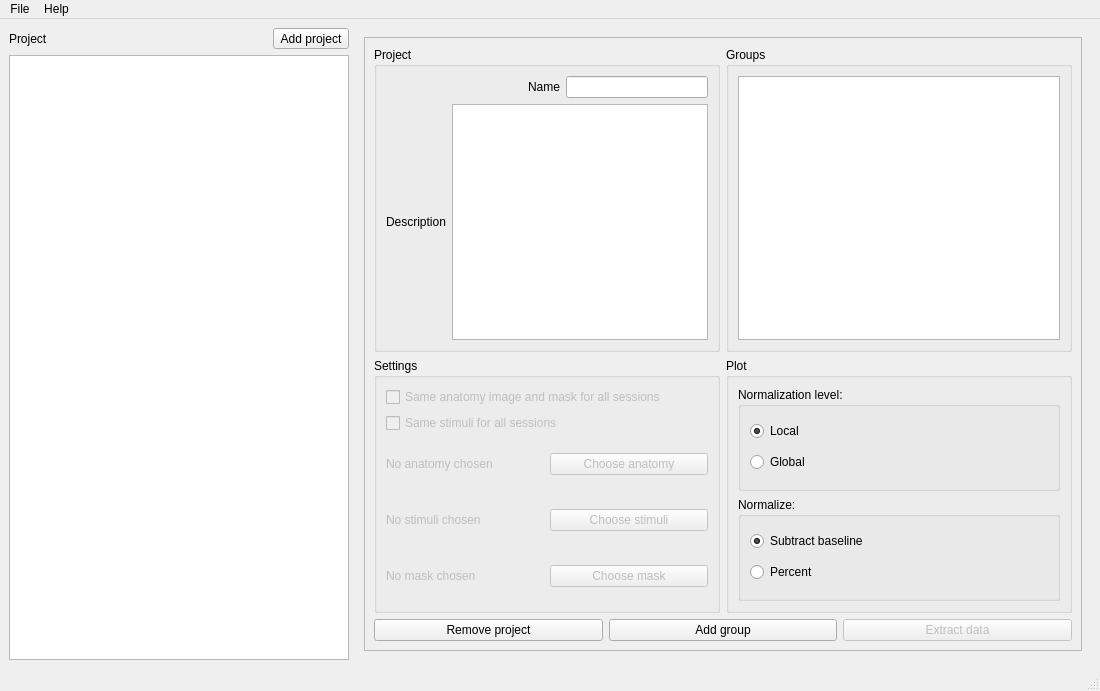
Before: the Qt Designer form src/ui/mainwindow.ui in pfechd/jabe, drawn with Qt 5.
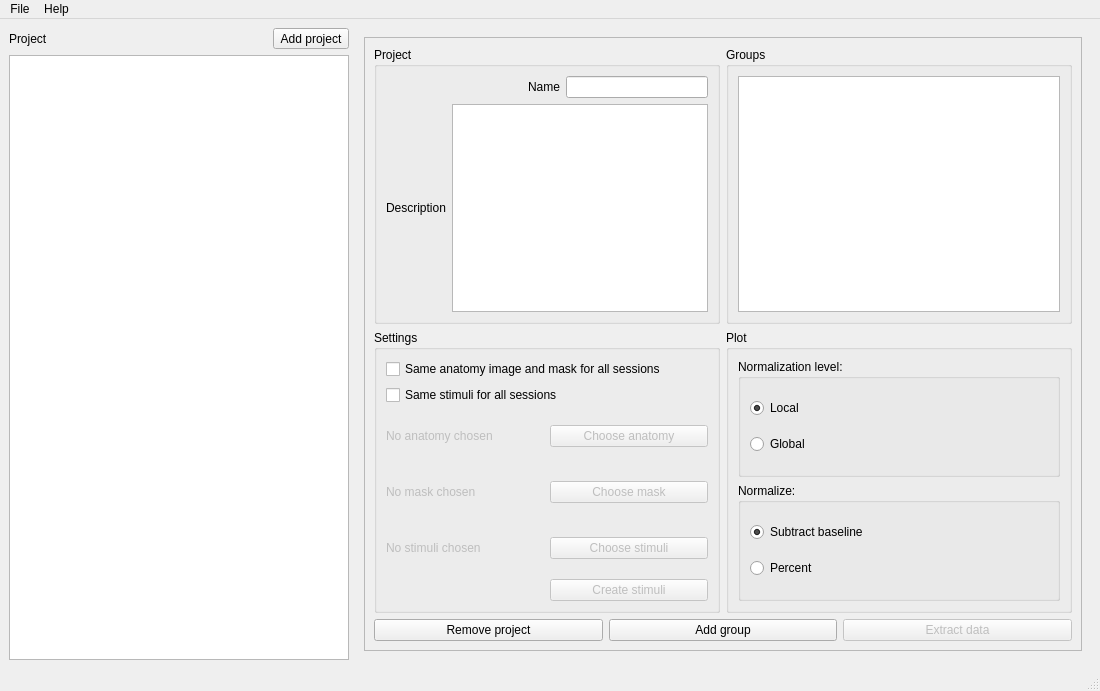
After: the same form once the commit is applied. The open tabs and pages were chosen to show the change.

Commit message: Connect update text for project level

Diff of the .ui file:
```diff
--- a/src/ui/mainwindow.ui
+++ b/src/ui/mainwindow.ui
@@ -299,7 +299,7 @@
                 <item>
                  <widget class="QCheckBox" name="checkBox_5">
                   <property name="enabled">
-                   <bool>false</bool>
+                   <bool>true</bool>
                   </property>
                   <property name="text">
                    <string>Same anatomy image and mask for all sessions</string>
@@ -309,7 +309,7 @@
                 <item>
                  <widget class="QCheckBox" name="checkBox_6">
                   <property name="enabled">
-                   <bool>false</bool>
+                   <bool>true</bool>
                   </property>
                   <property name="text">
                    <string>Same stimuli for all sessions</string>
@@ -324,6 +324,16 @@
                   <property name="topMargin">
                    <number>0</number>
                   </property>
+                  <item row="4" column="1">
+                   <widget class="QPushButton" name="create_stimuli_project">
+                    <property name="enabled">
+                     <bool>false</bool>
+                    </property>
+                    <property name="text">
+                     <string>Create stimuli</string>
+                    </property>
+                   </widget>
+                  </item>
                   <item row="0" column="1">
                    <widget class="QPushButton" name="anatomy_btn_group_2">
                     <property name="enabled">
@@ -334,8 +344,8 @@
                     </property>
                    </widget>
                   </item>
-                  <item row="1" column="1">
-                   <widget class="QPushButton" name="stimuli_btn_group_2">
+                  <item row="2" column="1">
+                   <widget class="QPushButton" name="stimuli_btn_project">
                     <property name="enabled">
                      <bool>false</bool>
                     </property>
@@ -345,38 +355,6 @@
                    </widget>
                   </item>
                   <item row="2" column="0">
-                   <widget class="QLabel" name="maskLabel_6">
-                    <property name="enabled">
-                     <bool>false</bool>
-                    </property>
-                    <property name="minimumSize">
-                     <size>
-                      <width>0</width>
-                      <height>50</height>
-                     </size>
-                    </property>
-                    <property name="text">
-                     <string>No mask chosen</string>
-                    </property>
-                    <property name="wordWrap">
-                     <bool>true</bool>
-                    </property>
-                    <property name="margin">
-                     <number>0</number>
-                    </property>
-                   </widget>
-                  </item>
-                  <item row="2" column="1">
-                   <widget class="QPushButton" name="mask_btn_group_2">
-                    <property name="enabled">
-                     <bool>false</bool>
-                    </property>
-                    <property name="text">
-                     <string>Choose mask</string>
-                    </property>
-                   </widget>
-                  </item>
-                  <item row="1" column="0">
                    <widget class="QLabel" name="stimuliLabel_6">
                     <property name="enabled">
                      <bool>false</bool>
@@ -438,6 +416,38 @@
                     </property>
                    </widget>
                   </item>
+                  <item row="1" column="0">
+                   <widget class="QLabel" name="maskLabel_6">
+                    <property name="enabled">
+                     <bool>false</bool>
+                    </property>
+                    <property name="minimumSize">
+                     <size>
+                      <width>0</width>
+                      <height>50</height>
+                     </size>
+                    </property>
+                    <property name="text">
+                     <string>No mask chosen</string>
+                    </property>
+                    <property name="wordWrap">
+                     <bool>true</bool>
+                    </property>
+                    <property name="margin">
+                     <number>0</number>
+                    </property>
+                   </widget>
+                  </item>
+                  <item row="1" column="1">
+                   <widget class="QPushButton" name="mask_btn_project">
+                    <property name="enabled">
+                     <bool>false</bool>
+                    </property>
+                    <property name="text">
+                     <string>Choose mask</string>
+                    </property>
+                   </widget>
+                  </item>
                  </layout>
                 </item>
                </layout>
```
Left out of the diff: 2 changed lines with no effect on the pictures. The commit also changes 1 other file.
